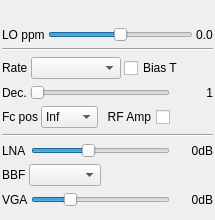
f4exb/sdrangel, file plugins/samplesource/hackrf/hackrfgui.ui: the form before one commit.
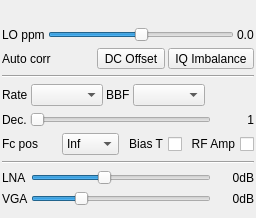
The form after the commit. Custom widgets are drawn as their Qt base class.

The edit to the form file:
```diff
--- a/plugins/samplesource/hackrf/hackrfgui.ui
+++ b/plugins/samplesource/hackrf/hackrfgui.ui
@@ -6,8 +6,8 @@
    <rect>
     <x>0</x>
     <y>0</y>
-    <width>215</width>
-    <height>220</height>
+    <width>256</width>
+    <height>218</height>
    </rect>
   </property>
   <property name="sizePolicy">
@@ -136,6 +136,37 @@
      </item>
     </layout>
    </item>
+   <item>
+    <layout class="QGridLayout" name="gridLayout_corr">
+     <item row="0" column="1">
+      <widget class="ButtonSwitch" name="dcOffset">
+       <property name="toolTip">
+        <string>DC Offset auto correction</string>
+       </property>
+       <property name="text">
+        <string>DC Offset</string>
+       </property>
+      </widget>
+     </item>
+     <item row="0" column="2">
+      <widget class="ButtonSwitch" name="iqImbalance">
+       <property name="toolTip">
+        <string>IQ Imbalance auto correction</string>
+       </property>
+       <property name="text">
+        <string>IQ Imbalance</string>
+       </property>
+      </widget>
+     </item>
+     <item row="0" column="0">
+      <widget class="QLabel" name="corrLabel">
+       <property name="text">
+        <string>Auto corr</string>
+       </property>
+      </widget>
+     </item>
+    </layout>
+   </item>
    <item>
     <widget class="Line" name="line_freq">
      <property name="orientation">
@@ -148,13 +179,6 @@
      <property name="spacing">
       <number>3</number>
      </property>
-     <item row="0" column="2">
-      <widget class="QCheckBox" name="biasT">
-       <property name="text">
-        <string>Bias T</string>
-       </property>
-      </widget>
-     </item>
      <item row="0" column="0">
       <widget class="QLabel" name="sampleRateLabel">
        <property name="sizePolicy">
@@ -175,6 +199,29 @@
        </property>
       </widget>
      </item>
+     <item row="0" column="2">
+      <widget class="QLabel" name="bbFiltLabel">
+       <property name="text">
+        <string>BBF</string>
+       </property>
+      </widget>
+     </item>
+     <item row="0" column="3">
+      <widget class="QComboBox" name="bbFilter"/>
+     </item>
+     <item row="0" column="4">
+      <spacer name="horizontalSpacer">
+       <property name="orientation">
+        <enum>Qt::Horizontal</enum>
+       </property>
+       <property name="sizeHint" stdset="0">
+        <size>
+         <width>40</width>
+         <height>20</height>
+        </size>
+       </property>
+      </spacer>
+     </item>
     </layout>
    </item>
    <item>
@@ -224,7 +271,7 @@
     </layout>
    </item>
    <item>
-    <layout class="QGridLayout" name="gridLayout_fcPos" columnstretch="0,0,0,0">
+    <layout class="QGridLayout" name="gridLayout_fcPos" columnstretch="0,0,0,0,0">
      <property name="spacing">
       <number>3</number>
      </property>
@@ -235,19 +282,6 @@
        </property>
       </widget>
      </item>
-     <item row="0" column="3">
-      <spacer name="fcPosRightSpacer">
-       <property name="orientation">
-        <enum>Qt::Horizontal</enum>
-       </property>
-       <property name="sizeHint" stdset="0">
-        <size>
-         <width>40</width>
-         <height>20</height>
-        </size>
-       </property>
-      </spacer>
-     </item>
      <item row="0" column="1">
       <widget class="QComboBox" name="fcPos">
        <item>
@@ -268,6 +302,16 @@
       </widget>
      </item>
      <item row="0" column="2">
+      <widget class="QCheckBox" name="biasT">
+       <property name="layoutDirection">
+        <enum>Qt::RightToLeft</enum>
+       </property>
+       <property name="text">
+        <string>Bias T</string>
+       </property>
+      </widget>
+     </item>
+     <item row="0" column="3">
       <widget class="QCheckBox" name="lnaExt">
        <property name="toolTip">
         <string>Extra LNA +14dB</string>
@@ -350,36 +394,6 @@
      </item>
     </layout>
    </item>
-   <item>
-    <layout class="QGridLayout" name="gridLayout_bbf">
-     <property name="spacing">
-      <number>3</number>
-     </property>
-     <item row="0" column="0">
-      <widget class="QLabel" name="bbFiltLabel">
-       <property name="text">
-        <string>BBF</string>
-       </property>
-      </widget>
-     </item>
-     <item row="0" column="1">
-      <widget class="QComboBox" name="bbFilter"/>
-     </item>
-     <item row="0" column="2">
-      <spacer name="bbSpacer">
-       <property name="orientation">
-        <enum>Qt::Horizontal</enum>
-       </property>
-       <property name="sizeHint" stdset="0">
-        <size>
-         <width>40</width>
-         <height>20</height>
-        </size>
-       </property>
-      </spacer>
-     </item>
-    </layout>
-   </item>
    <item>
     <layout class="QGridLayout" name="gridLayout_vga" columnstretch="0,0,0">
      <property name="spacing">
@@ -441,6 +455,11 @@
    <header>gui/valuedial.h</header>
    <container>1</container>
   </customwidget>
+  <customwidget>
+   <class>ButtonSwitch</class>
+   <extends>QToolButton</extends>
+   <header>gui/buttonswitch.h</header>
+  </customwidget>
  </customwidgets>
  <resources/>
  <connections/>
```
